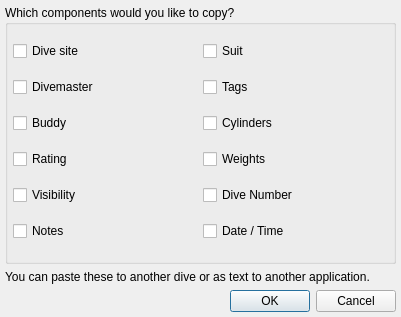
subsurface/subsurface, file desktop-widgets/divecomponentselection.ui: the form before one commit.
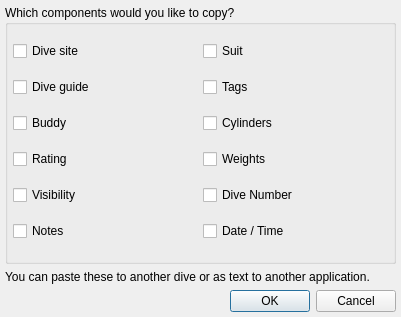
The form after the commit. Icons and pictures are not drawn.

Commit message:
core: replace dive master by dive guide
In general, replace "dive master" by "dive guide".

However, do not change written dive logs for now. On reading,
accept both versions.

The edit to the form file:
```diff
--- a/desktop-widgets/divecomponentselection.ui
+++ b/desktop-widgets/divecomponentselection.ui
@@ -119,7 +119,7 @@
       <item row="1" column="0">
        <widget class="QCheckBox" name="divemaster">
         <property name="text">
-         <string>Divemaster</string>
+         <string>Dive guide</string>
         </property>
        </widget>
       </item>
```
Left out of the diff: 2 changed lines with no effect on the pictures. The commit also changes 37 other files.
